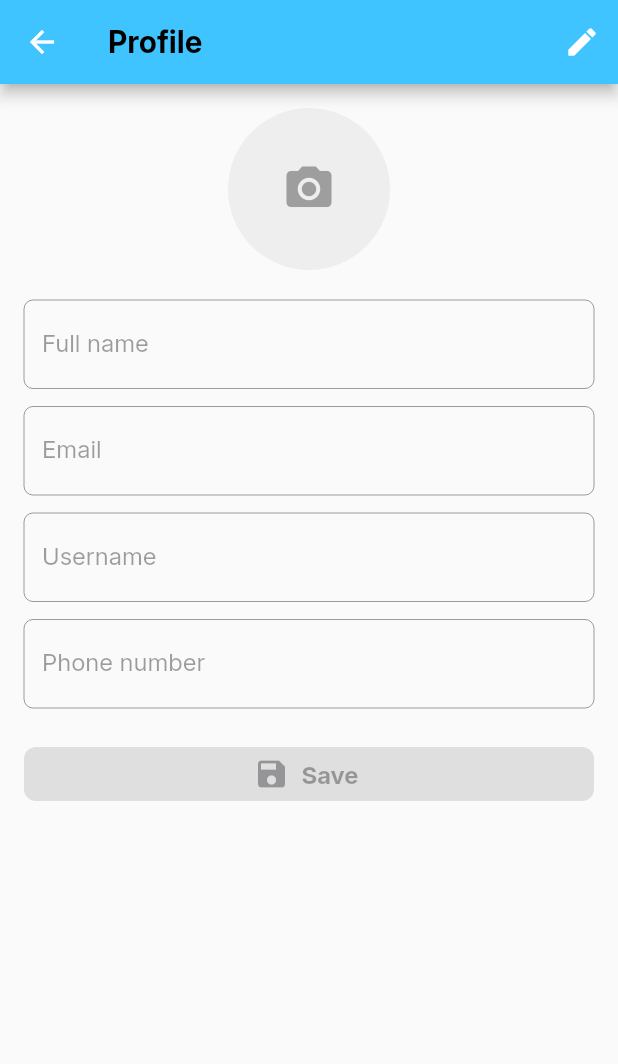
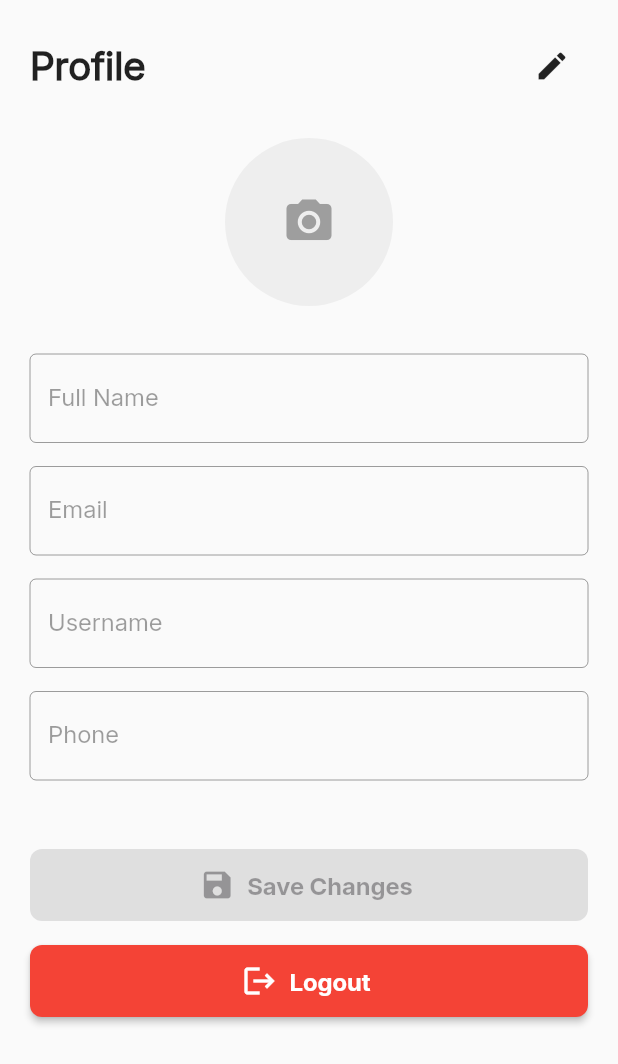
Before and after one commit to Aagya22/MentallWellness, a Flutter app: the ProfileScreen screen opened directly, on a phone screen of 412 x 824 dp. Shown: the top 1064 px of the screen. Run offline on Flutter 3.47's test engine with Material 3 defaults, Android fonts, the phone set to English and light mode, and no system bars; our stand-ins replace connectivity_plus, dartz, dio, equatable, flutter_riverpod, flutter_secure_storage and 6 more; missing offline and left inert: dio_smart_retry; accounts and stored records are empty.

Commit message:
token service and update profile screen

```diff
--- a/lib/features/auth/data/models/auth_hive_model.dart
+++ b/lib/features/auth/data/models/auth_hive_model.dart
@@ -71,5 +71,4 @@
   }
 }
 
-// Run the build runner to generate the necessary files
 // Command: dart run build_runner clean
--- a/lib/features/dashboard/presentation/pages/profile_screen.dart
+++ b/lib/features/dashboard/presentation/pages/profile_screen.dart
@@ -48,23 +48,14 @@
     super.dispose();
   }
 
-
-
   Future<bool> _requestPermission(Permission permission) async {
     final status = await permission.status;
-
     if (status.isGranted) return true;
-
-    if (status.isDenied) {
-      final result = await permission.request();
-      return result.isGranted;
-    }
-
+    if (status.isDenied) return (await permission.request()).isGranted;
     if (status.isPermanentlyDenied) {
       _showPermissionDeniedDialog();
       return false;
     }
-
     return false;
   }
 
@@ -73,14 +64,9 @@
       context: context,
       builder: (_) => AlertDialog(
         title: const Text('Permission Required'),
-        content: const Text(
-          'Please allow permission from settings to continue.',
-        ),
+        content: const Text('Enable permission from settings to continue'),
         actions: [
-          TextButton(
-            onPressed: () => Navigator.pop(context),
-            child: const Text('Cancel'),
-          ),
+          TextButton(onPressed: () => Navigator.pop(context), child: const Text('Cancel')),
           TextButton(
             onPressed: () {
               openAppSettings();
@@ -93,53 +79,30 @@
     );
   }
 
-
-
   Future<void> _pickFromCamera() async {
-    final hasPermission = await _requestPermission(Permission.camera);
-    if (!hasPermission) return;
-
-    final XFile? image = await _picker.pickImage(
-      source: ImageSource.camera,
-      imageQuality: 80,
-    );
-
-    if (image != null) {
-      setState(() => _pickedImage = image);
-    }
+    if (!await _requestPermission(Permission.camera)) return;
+    final image = await _picker.pickImage(source: ImageSource.camera, imageQuality: 80);
+    if (image != null) setState(() => _pickedImage = image);
   }
 
   Future<void> _pickFromGallery() async {
-    final hasPermission = await _requestPermission(
-      Platform.isAndroid ? Permission.photos : Permission.photos,
-    );
-    if (!hasPermission) return;
-
-    final XFile? image = await _picker.pickImage(
-      source: ImageSource.gallery,
-      imageQuality: 80,
-    );
-
-    if (image != null) {
-      setState(() => _pickedImage = image);
-    }
+    if (!await _requestPermission(Permission.photos)) return;
+    final image = await _picker.pickImage(source: ImageSource.gallery, imageQuality: 80);
+    if (image != null) setState(() => _pickedImage = image);
   }
 
   void _showImagePickerSheet() {
     if (!_isEditing) return;
-
     showModalBottomSheet(
       context: context,
-      shape: const RoundedRectangleBorder(
-        borderRadius: BorderRadius.vertical(top: Radius.circular(20)),
-      ),
+      shape: const RoundedRectangleBorder(borderRadius: BorderRadius.vertical(top: Radius.circular(20))),
       builder: (_) => SafeArea(
         child: Column(
           mainAxisSize: MainAxisSize.min,
           children: [
             ListTile(
               leading: const Icon(Icons.camera_alt),
-              title: const Text('Open Camera'),
+              title: const Text('Camera'),
               onTap: () {
                 Navigator.pop(context);
                 _pickFromCamera();
@@ -147,7 +110,7 @@
             ),
             ListTile(
               leading: const Icon(Icons.photo_library),
-              title: const Text('Open Gallery'),
+              title: const Text('Gallery'),
               onTap: () {
                 Navigator.pop(context);
                 _pickFromGallery();
@@ -159,114 +122,121 @@
     );
   }
 
-
-
   Future<void> _saveProfile() async {
     if (!_formKey.currentState!.validate()) return;
-
     final userSession = ref.read(userSessionServiceProvider);
-    final userId = userSession.getCurrentUserId() ?? 'local_user';
-
     await userSession.saveUserSession(
-      userId: userId,
+      userId: userSession.getCurrentUserId() ?? 'local_user',
       email: _emailCtrl.text.trim(),
       fullName: _nameCtrl.text.trim(),
       username: _usernameCtrl.text.trim(),
       phoneNumber: _phoneCtrl.text.trim().isEmpty ? null : _phoneCtrl.text.trim(),
       profilePicture: _pickedImage?.path,
     );
+    setState(() => _isEditing = false);
+    if (!mounted) return;
+    ScaffoldMessenger.of(context).showSnackBar(const SnackBar(content: Text('Profile updated')));
+  }
 
-    setState(() => _isEditing = false);
-
+  void _logout() {
+    showDialog(
+      context: context,
+      builder: (_) => AlertDialog(
+        title: const Text('Logout'),
+        content: const Text('Are you sure you want to logout?'),
+        actions: [
+          TextButton(onPressed: () => Navigator.pop(context), child: const Text('Cancel')),
+          TextButton(
+            onPressed: () async {
+              Navigator.pop(context);
+              final session = ref.read(userSessionServiceProvider);
+              await session.clearSession();
               if (!mounted) return;
-    ScaffoldMessenger.of(context).showSnackBar(
-      const SnackBar(content: Text('Profile updated')),
+              Navigator.pushReplacementNamed(context, '/LandingScreen');
+            },
+            child: const Text('Logout'),
+          ),
+        ],
+      ),
     );
   }
-
-  /* ================= UI ================= */
 
   @override
   Widget build(BuildContext context) {
     return Scaffold(
-      appBar: AppBar(
-        title: const Text('Profile'),
-        actions: [
+      body: SafeArea(
+        child: SingleChildScrollView(
+          padding: const EdgeInsets.all(20),
+          child: Form(
+            key: _formKey,
+            child: Column(
+              crossAxisAlignment: CrossAxisAlignment.start,
+              children: [
+                Row(
+                  mainAxisAlignment: MainAxisAlignment.spaceBetween,
+                  children: [
+                    const Text('Profile', style: TextStyle(fontSize: 26, fontWeight: FontWeight.bold)),
                     IconButton(
                       icon: Icon(_isEditing ? Icons.close : Icons.edit),
                       onPressed: () => setState(() => _isEditing = !_isEditing),
                     ),
                   ],
                 ),
-      body: SingleChildScrollView(
-        padding: const EdgeInsets.all(16),
-        child: Form(
-          key: _formKey,
-          child: Column(
-            children: [
-              GestureDetector(
+                const SizedBox(height: 24),
+                Center(
+                  child: GestureDetector(
                     onTap: _showImagePickerSheet,
                     child: CircleAvatar(
-                  radius: 54,
+                      radius: 56,
                       backgroundColor: Colors.grey.shade200,
-                  backgroundImage: _pickedImage != null
-                      ? FileImage(File(_pickedImage!.path))
-                      : null,
+                      backgroundImage: _pickedImage != null ? FileImage(File(_pickedImage!.path)) : null,
                       child: _pickedImage == null
                           ? const Icon(Icons.camera_alt, size: 36, color: Colors.grey)
                           : null,
                     ),
                   ),
-              const SizedBox(height: 20),
-
-              TextFormField(
-                controller: _nameCtrl,
-                enabled: _isEditing,
-                decoration: const InputDecoration(labelText: 'Full name'),
-                validator: (v) =>
-                    v == null || v.isEmpty ? 'Enter name' : null,
                 ),
-              const SizedBox(height: 12),
-
-              TextFormField(
-                controller: _emailCtrl,
-                enabled: _isEditing,
-                decoration: const InputDecoration(labelText: 'Email'),
-                validator: (v) =>
-                    v == null || !v.contains('@') ? 'Invalid email' : null,
+                const SizedBox(height: 32),
+                _field('Full Name', _nameCtrl),
+                _field('Email', _emailCtrl),
+                _field('Username', _usernameCtrl),
+                _field('Phone', _phoneCtrl, keyboard: TextInputType.phone),
+                const SizedBox(height: 30),
+                ElevatedButton.icon(
+                  icon: const Icon(Icons.save),
+                  label: const Text('Save Changes'),
+                  onPressed: _isEditing ? _saveProfile : null,
+                  style: ElevatedButton.styleFrom(minimumSize: const Size.fromHeight(48)),
                 ),
-              const SizedBox(height: 12),
-
-              TextFormField(
-                controller: _usernameCtrl,
-                enabled: _isEditing,
-                decoration: const InputDecoration(labelText: 'Username'),
+                const SizedBox(height: 16),
+                ElevatedButton.icon(
+                  icon: const Icon(Icons.logout),
+                  label: const Text('Logout'),
+                  style: ElevatedButton.styleFrom(
+                    backgroundColor: Colors.red,
+                    foregroundColor: Colors.white,
+                    minimumSize: const Size.fromHeight(48),
                   ),
-              const SizedBox(height: 12),
-
-              TextFormField(
-                controller: _phoneCtrl,
-                enabled: _isEditing,
-                decoration: const InputDecoration(labelText: 'Phone number'),
-                keyboardType: TextInputType.phone,
-              ),
-              const SizedBox(height: 20),
-
-              Row(
-                children: [
-                  Expanded(
-                    child: ElevatedButton.icon(
-                      icon: const Icon(Icons.save),
-                      label: const Text('Save'),
-                      onPressed: _isEditing ? _saveProfile : null,
-                    ),
-                  ),
-                ],
+                  onPressed: _logout,
                 ),
               ],
             ),
           ),
         ),
+      ),
+    );
+  }
+
+  Widget _field(String label, TextEditingController ctrl, {TextInputType? keyboard}) {
+    return Padding(
+      padding: const EdgeInsets.only(bottom: 16),
+      child: TextFormField(
+        controller: ctrl,
+        enabled: _isEditing,
+        keyboardType: keyboard,
+        decoration: InputDecoration(labelText: label, border: const OutlineInputBorder()),
+        validator: (v) => v == null || v.isEmpty ? 'Required' : null,
+      ),
     );
   }
 }
```
Also changed, not shown: lib/core/services/storage/token_service.dart (added, +48 -0 lines), lib/core/services/storage/user_session_service.dart (+46 -4 lines). Lines whose indentation alone changed are shown as unchanged.
